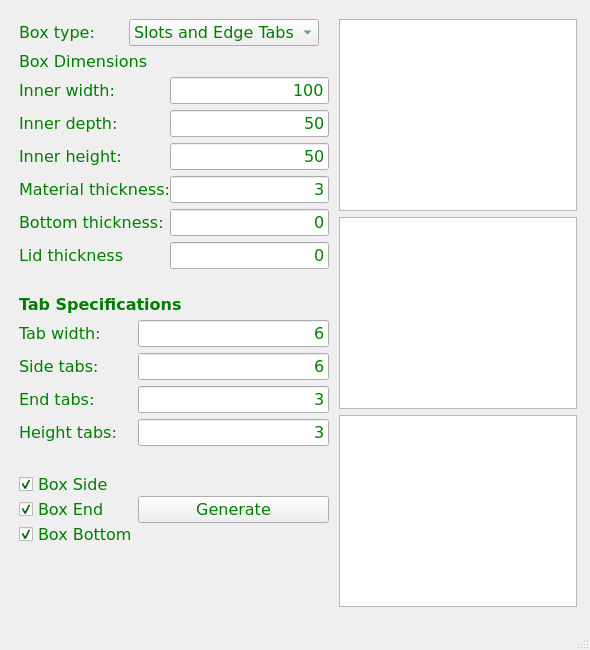
The window that form.ui (gharley/LaserCutBoxes) describes before a commit, drawn with Qt 5.
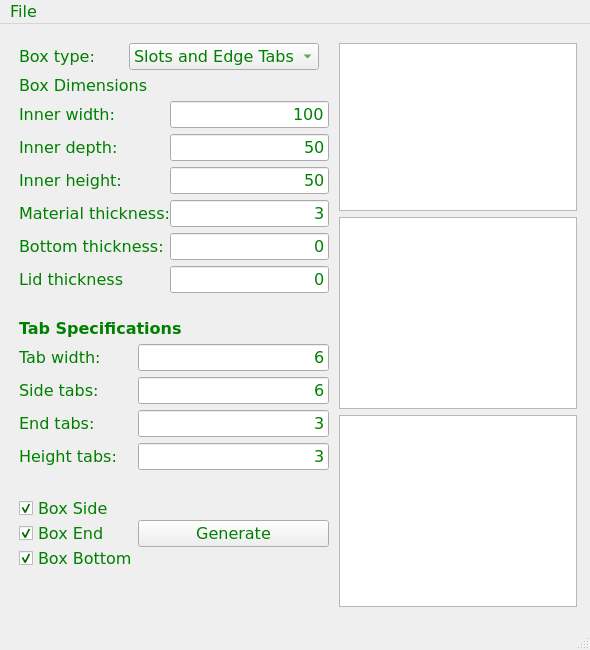
The same window after the commit.

```diff
--- a/form.ui
+++ b/form.ui
@@ -691,6 +691,14 @@
      <height>25</height>
     </rect>
    </property>
+   <widget class="QMenu" name="menuFile">
+    <property name="title">
+     <string>File</string>
+    </property>
+    <addaction name="actionGenerate_Drawings"/>
+    <addaction name="actionSave_Drawings"/>
+   </widget>
+   <addaction name="menuFile"/>
   </widget>
   <widget class="QStatusBar" name="statusbar"/>
  </widget>
```
Left out of the diff: 16 changed lines with no effect on the pictures.
